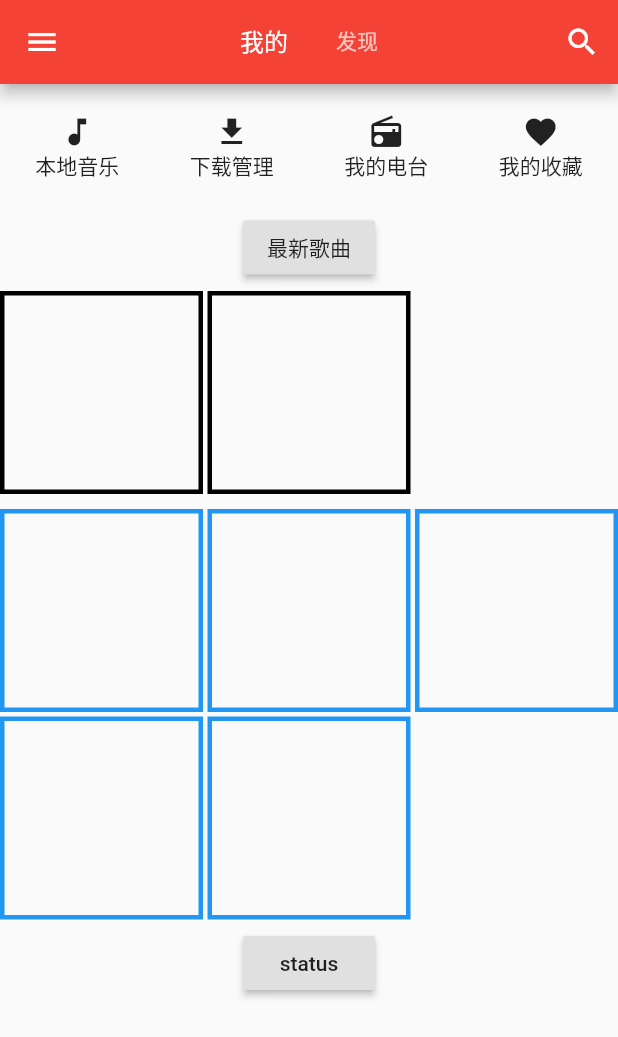
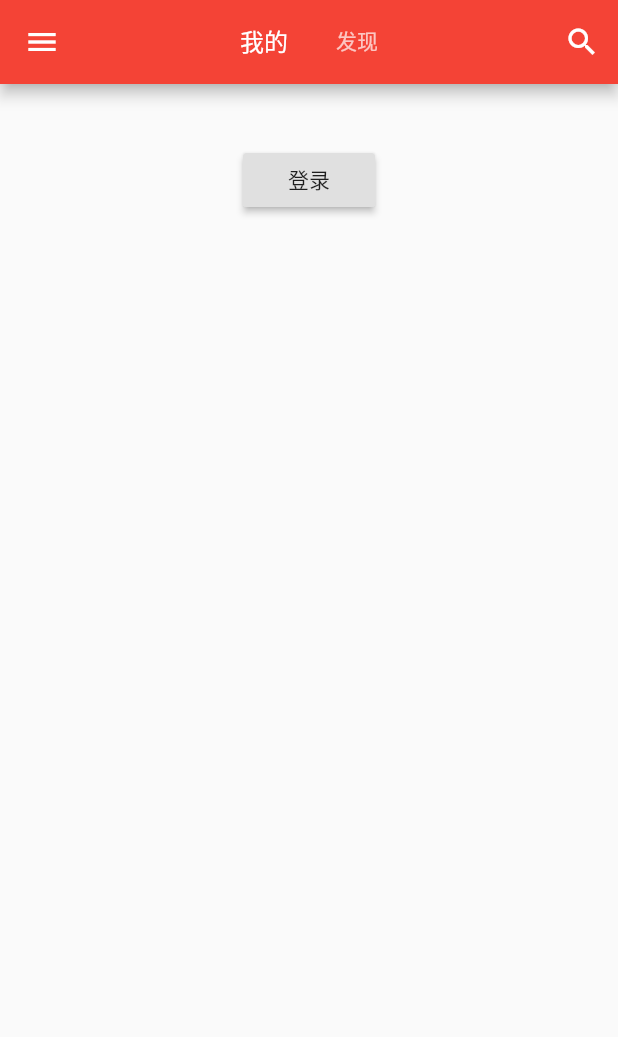
Before and after one commit to summerscar/NeteaseCloudMusic-Flutter, a Flutter app: the screen it shows after launch, on a phone screen of 412 x 824 dp. Shown: the top 1037 px of the screen. Run offline on Flutter 3.47's test engine with Material 2 defaults, Android fonts, the phone set to English and light mode, and no system bars; drawn by our look-alikes of flutter_easyloading; our stand-ins replace assets_audio_player, cookie_jar, dio, dio_cookie_manager, fluttertoast, shared_preferences; missing offline and left inert: flutter_lyric.

Commit message:
✨feat(我的页面): 完成

```diff
--- a/lib/main.dart
+++ b/lib/main.dart
@@ -18,7 +18,7 @@ import './state/state.dart';
 import 'package:shared_preferences/shared_preferences.dart';
 import './page/search.dart';
 import 'components/bottomPlayer.dart';
-
+import './page/explorer.dart';
 void main() {
   EasyLoading.instance
     ..displayDuration = const Duration(milliseconds: 2000)
@@ -103,9 +103,7 @@ class MyHomePage extends StatelessWidget {
           body: TabBarView(
             children: [
               PageMy(),
-              Center(
-                child: Text('发现'),
-              ),
+              ExplorerPage(),
             ],
           ),
           bottomNavigationBar: BottonPlayer(),
--- a/lib/page/my.dart
+++ b/lib/page/my.dart
@@ -62,32 +62,23 @@ class _PageMyState extends State<PageMy> {
     return SingleChildScrollView(
       child: Column(
         children: [
-          Container(
-            padding: EdgeInsets.symmetric(vertical: 20),
-            child: Row(
-                mainAxisAlignment: MainAxisAlignment.spaceAround,
-                children: [
-                  Column(
-                    children: [Icon(Icons.music_note), Text('本地音乐')],
-                  ),
-                  Column(
-                    children: [Icon(Icons.file_download), Text('下载管理')],
-                  ),
-                  Column(
-                    children: [Icon(Icons.radio), Text('我的电台')],
-                  ),
-                  Column(
-                    children: [Icon(Icons.favorite), Text('我的收藏')],
-                  )
-                ]),
-          ),
-          _MusicList(),
+          state.myPlayList.isEmpty ? Container(
+            padding: EdgeInsets.only(top: 40),
+            child: Center(
+              child: RaisedButton(
+                onPressed: () {
+                  Navigator.pushNamed(context, 'login');
+                },
+                child: Text('登录'),
+              ),
+            ),
+          ) : SizedBox(),
           state.myPlayList.isNotEmpty
               ? Row(
                   children: <Widget>[
                     Expanded(
                       child: Padding(
-                        padding: const EdgeInsets.only(right: 2),
+                        padding: const EdgeInsets.only(right: 1),
                         child: AspectRatio(
                           aspectRatio: 1.0,
                           child: InkWell(
@@ -157,14 +148,15 @@ class _PageMyState extends State<PageMy> {
                                                         .withOpacity(0.4),
                                                     child: Padding(
                                                       padding:
-                                                          EdgeInsets.all(5),
+                                                          EdgeInsets.only(bottom: 6, left: 5),
                                                       child: Text(
                                                         state.myPlayList
                                                             .getRange(1, 5)
                                                             .elementAt(
                                                                 index)['name'],
+                                                        maxLines: 1,
                                                         overflow:
-                                                            TextOverflow.fade,
+                                                            TextOverflow.ellipsis,
                                                         style: TextStyle(
                                                             color: Colors.white
                                                                 .withOpacity(
@@ -182,8 +174,9 @@ class _PageMyState extends State<PageMy> {
                   ],
                 )
               : SizedBox(),
+          state.myPlayList.isNotEmpty && state.myPlayList.getRange(5, state.myPlayList.length).length > 0 ?
           Container(
-            padding: const EdgeInsets.symmetric(vertical: 5),
+            padding: const EdgeInsets.symmetric(vertical: 2),
             child: GridView.builder(
               physics: NeverScrollableScrollPhysics(),
               shrinkWrap: true,
@@ -193,52 +186,55 @@ class _PageMyState extends State<PageMy> {
                 mainAxisSpacing: 3.0,
                 crossAxisSpacing: 3.0,
               ),
-              itemCount: 2,
+              itemCount: state.myPlayList.getRange(5, state.myPlayList.length).length,
               itemBuilder: (context, index) {
-                return Container(
-                  decoration: BoxDecoration(
-                    border: Border.all(width: 3.0),
-                  ),
-                );
+                return InkWell(
+                    onTap: () {
+                      _musicListClickHandler(state
+                          .myPlayList
+                          .getRange(5, state.myPlayList.length)
+                          .elementAt(index));
+                    },
+                    child: Container(
+                        decoration: BoxDecoration(
+                          image: DecorationImage(
+                            image: NetworkImage(state
+                                    .myPlayList
+                                    .getRange(5, state.myPlayList.length)
+                                    .elementAt(index)[
+                                'coverImgUrl']),
+                            fit: BoxFit.cover,
+                          ),
+                        ),
+                        child: BackdropFilter(
+                            filter: ImageFilter.blur(
+                                sigmaX: 0, sigmaY: 0),
+                            child: Container(
+                              alignment:
+                                  Alignment.bottomLeft,
+                              color: Colors.black
+                                  .withOpacity(0.4),
+                              child: Padding(
+                                padding:
+                                    EdgeInsets.only(bottom: 6, left: 5),
+                                child: Text(
+                                  state.myPlayList
+                                      .getRange(5, state.myPlayList.length)
+                                      .elementAt(
+                                          index)['name'],
+                                  maxLines: 1,
+                                  overflow:
+                                      TextOverflow.ellipsis,
+                                  style: TextStyle(
+                                      color: Colors.white
+                                          .withOpacity(
+                                              0.8)),
+                                ),
+                              ),
+                            ))));
               },
             ),
-          ),
-          Container(
-            padding: const EdgeInsets.symmetric(vertical: 5),
-            child: GridView.builder(
-              physics: NeverScrollableScrollPhysics(),
-              shrinkWrap: true,
-              gridDelegate: SliverGridDelegateWithFixedCrossAxisCount(
-                crossAxisCount: 3,
-                childAspectRatio: 1.0,
-                mainAxisSpacing: 3.0,
-                crossAxisSpacing: 3.0,
-              ),
-              itemCount: 5,
-              itemBuilder: (context, index) {
-                return Container(
-                  decoration: BoxDecoration(
-                    border: Border.all(width: 3.0, color: Colors.blue),
-                  ),
-                );
-              },
-            ),
-          ),
-          RaisedButton(
-            onPressed: () async {
-              print('clicked');
-              EasyLoading.show();
-              try {
-                Response response = await api().get("/login/status");
-                print('status ok');
-                print(response);
-              } catch (e) {
-                print(e);
-              }
-              EasyLoading.dismiss();
-            },
-            child: Text('status'),
-          ),
+          ) : SizedBox(),
           // Image.asset('assets/images/avatar.jpg'),
           // Image.asset('assets/images/avatar.jpg'),
           // Image.asset('assets/images/avatar.jpg')
@@ -247,44 +243,3 @@ class _PageMyState extends State<PageMy> {
     );
   }
 }
-
-class _MusicList extends StatefulWidget {
-  @override
-  _MusicListState createState() => _MusicListState();
-}
-
-class _MusicListState extends State<_MusicList> {
-  List list = [];
-
-  void getHttp() async {
-    EasyLoading.show();
-    try {
-      Response response = await api().get("/top/song?type=8");
-      setState(() {
-        list = response.data['data'];
-      });
-      EasyLoading.dismiss();
-      Navigator.push(
-        context,
-        MaterialPageRoute(
-          builder: (context) {
-            return MusicListPage(
-              list: list,
-              title: '最新歌曲',
-            );
-          },
-        ),
-      );
-    } catch (e) {
-      print(e);
-    }
-  }
-
-  @override
-  Widget build(BuildContext context) {
-    return RaisedButton(
-      child: Text('最新歌曲'),
-      onPressed: getHttp,
-    );
-  }
-}
--- a/lib/page/player.dart
+++ b/lib/page/player.dart
@@ -54,7 +54,7 @@ class _PlayerPageState extends State<StatefulWidget>
               filter: ImageFilter.blur(sigmaX: 30.0, sigmaY: 30.0),
               child: Container(
                   alignment: Alignment.center,
-                  color: Colors.grey.withOpacity(0.1),
+                  color: Colors.grey[600].withOpacity(0.1),
                   child: Column(
                       mainAxisAlignment: MainAxisAlignment.spaceBetween,
                       children: [
--- a/lib/state/state.dart
+++ b/lib/state/state.dart
@@ -50,6 +50,7 @@ class StateModel extends ChangeNotifier {
 
     if (userInfo == null) {
       print('remove storage: userInfo');
+      _myPlayList = null;
       prefs.remove('userInfo');
     } else {
       print('set storage: userInfo');
@@ -219,6 +220,9 @@ class StateModel extends ChangeNotifier {
   }
 
   cleanList() {
+    if (this._player.isPlaying.value) {
+      this._player.stop();
+    }
     this._songList.clear();
     this._playlist.audios.clear();
     this.playerInited = false;
```
Also changed, not shown: lib/page/explorer.dart (added, +70 -0 lines).
